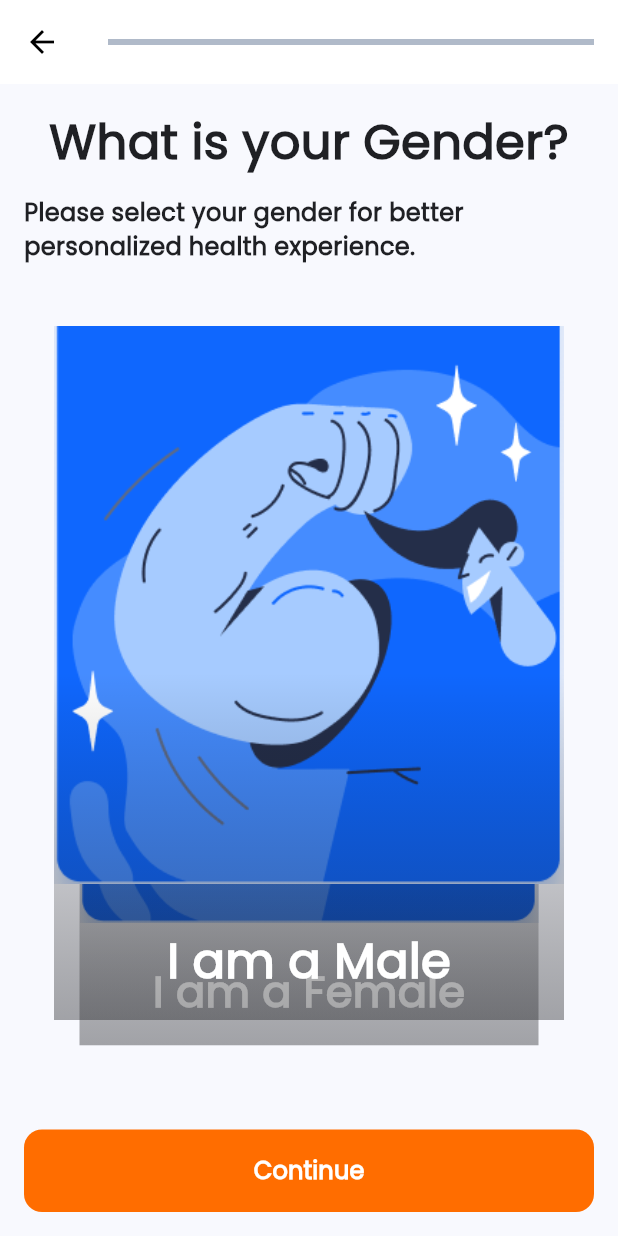
After one commit to RkrSukant/janakisoft-health-fitness-app, a Flutter app: the OnboardingScreen screen opened by its route, after a tap on "Continue", on a phone screen of 412 x 824 dp. The commit adds this screen. Run offline on Flutter 3.47's test engine with Material 3 defaults, Android fonts, the phone set to English and light mode, and no system bars; drawn by our look-alikes of flutter_card_swiper; our stand-ins replace auto_route, connectivity_plus, dio, equatable, fl_chart, floor and 9 more; accounts and stored records are empty; generated files the repository leaves out were written again.

Commit message:
Work in progress in onboarding screens

```diff
--- a/lib/features/auth/presentation/screens/login_screen.dart
+++ b/lib/features/auth/presentation/screens/login_screen.dart
@@ -145,7 +145,9 @@ class _LoginScreenState extends ConsumerState<LoginScreen> {
               context.pushRoute(const DashboardRoute());
             }),
             addHorizontalSpace(Dimens.spacing_16),
-            ssoLoginWidget(ImageConstants.icFacebook, () {}),
+            ssoLoginWidget(ImageConstants.icFacebook, () {
+              context.pushRoute(const OnboardingRoute());
+            }),
             addHorizontalSpace(Dimens.spacing_16),
             ssoLoginWidget(ImageConstants.icApple, () {}),
           ],
--- a/lib/features/landing/presentation/screens/splash_screen.dart
+++ b/lib/features/landing/presentation/screens/splash_screen.dart
@@ -84,7 +84,7 @@ class _SplashScreenState extends ConsumerState<SplashScreen> {
     bool? isFirstRun = sharedPrefManager.getIsFirstTime();
     if (isFirstRun == null || isFirstRun == true) {
       sharedPrefManager.setIsFirstTime(false);
-      context.replaceRoute(const OnboardingRoute());
+      context.replaceRoute(const LandingRoute());
     } else {
       context.replaceRoute(const LoginRoute());
     }
--- /dev/null
+++ b/lib/features/onboarding/data/model/onboarding_gender_model.dart
@@ -0,0 +1,8 @@
+class OnboardingGenderModel {
+  int genderId;
+  String genderName;
+  String genderContainerImage;
+
+  OnboardingGenderModel(
+      this.genderId, this.genderName, this.genderContainerImage);
+}
--- /dev/null
+++ b/lib/features/onboarding/presentation/screens/onboarding_screen.dart
@@ -0,0 +1,83 @@
+import 'package:auto_route/annotations.dart';
+import 'package:flutter/material.dart';
+import 'package:flutter_riverpod/flutter_riverpod.dart';
+import 'package:janakisoft_health_fitness_app/features/onboarding/presentation/widgets/onboarding_age_widget.dart';
+import 'package:janakisoft_health_fitness_app/features/onboarding/presentation/widgets/onboarding_gender_widget.dart';
+import 'package:janakisoft_health_fitness_app/features/onboarding/presentation/widgets/onboarding_goals_widget.dart';
+import 'package:janakisoft_health_fitness_app/features/onboarding/presentation/widgets/onboarding_weight_widget.dart';
+import 'package:janakisoft_health_fitness_app/shared/helpers/colors.dart';
+import 'package:janakisoft_health_fitness_app/shared/helpers/constants.dart';
+
+@RoutePage()
+class OnboardingScreen extends ConsumerStatefulWidget {
+  const OnboardingScreen({super.key});
+
+  @override
+  ConsumerState createState() => _OnboardingScreenState();
+}
+
+class _OnboardingScreenState extends ConsumerState<OnboardingScreen> {
+  List<Widget> onboardingPages = [];
+  int currentPage = 0;
+  double onboardingProgress = 0.0;
+  ValueNotifier<double> progressNotifier = ValueNotifier(0.0);
+  final PageController _pageController = PageController();
+
+  @override
+  void initState() {
+    super.initState();
+    onboardingPages = [
+      OnboardingGoalsWidget(
+        callback: (goalsList) {
+          _pageController.nextPage(
+              duration: Consts.animationDuration, curve: Curves.easeInOut);
+        },
+      ),
+      OnboardingGenderWidget(callback: (gender) {
+        _pageController.nextPage(
+            duration: Consts.animationDuration, curve: Curves.easeInOut);
+        debugPrint(gender.genderName);
+      }),
+      OnboardingAgeWidget(
+        callback: (selectedAge) {
+          _pageController.nextPage(
+              duration: Consts.animationDuration, curve: Curves.easeInOut);
+          debugPrint(selectedAge.toString());
+        },
+      ),
+      OnboardingWeightWidget(callback: (weight, unit) {
+        _pageController.nextPage(
+            duration: Consts.animationDuration, curve: Curves.easeInOut);
+        debugPrint(weight.toString());
+      },)
+    ];
+  }
+
+  @override
+  Widget build(BuildContext context) {
+    return Scaffold(
+      appBar: _appBar(context),
+      body: PageView(
+        physics: const NeverScrollableScrollPhysics(),
+        controller: _pageController,
+        children: onboardingPages,
+      ),
+    );
+  }
+
+  AppBar _appBar(BuildContext context) {
+    return AppBar(
+      title: AnimatedBuilder(
+        animation: progressNotifier,
+        builder: (context, child) {
+          return LinearProgressIndicator(
+            value: progressNotifier.value,
+            backgroundColor: AppColors.greyB0BAC9,
+            valueColor:
+                const AlwaysStoppedAnimation<Color>(AppColors.primaryColor),
+          );
+        },
+      ),
+    );
+  }
+}
--- /dev/null
+++ b/lib/features/onboarding/presentation/widgets/onboarding_age_widget.dart
@@ -0,0 +1,79 @@
+import 'package:flutter/material.dart';
+import 'package:janakisoft_health_fitness_app/shared/helpers/colors.dart';
+import 'package:janakisoft_health_fitness_app/shared/helpers/dimens.dart';
+import 'package:janakisoft_health_fitness_app/shared/helpers/strings.dart';
+import 'package:janakisoft_health_fitness_app/shared/helpers/text_styles.dart';
+import 'package:janakisoft_health_fitness_app/shared/helpers/utils.dart';
+import 'package:janakisoft_health_fitness_app/shared/widgets/rounded_filled_button.dart';
+
+class OnboardingAgeWidget extends StatefulWidget {
+  final Function(int) callback;
+
+  const OnboardingAgeWidget({super.key, required this.callback});
+
+  @override
+  State<OnboardingAgeWidget> createState() => _OnboardingAgeWidgetState();
+}
+
+class _OnboardingAgeWidgetState extends State<OnboardingAgeWidget> {
+  int _selectedAge = 18;
+  final FixedExtentScrollController _scrollController =
+      FixedExtentScrollController(initialItem: 18);
+
+  @override
+  Widget build(BuildContext context) {
+    return Padding(
+      padding: const EdgeInsets.all(Dimens.spacing_16),
+      child: Column(
+        children: [
+          const Text(
+            'What is your age?',
+            style: text1F2024s32w700,
+            textAlign: TextAlign.start,
+          ),
+          Expanded(
+            child: ListWheelScrollView(
+              controller: _scrollController,
+              perspective: 0.005,
+              diameterRatio: 2.7,
+              onSelectedItemChanged: (index) {
+                setState(() {
+                  _selectedAge = index;
+                });
+              },
+              itemExtent: Dimens.spacing_180,
+              children: List.generate(
+                100,
+                (index) => Container(
+                  height: Dimens.spacing_180,
+                  width: Dimens.spacing_180,
+                  decoration: (_selectedAge == index)
+                      ? BoxDecoration(
+                          borderRadius:
+                              BorderRadius.circular(Dimens.spacing_16),
+                          color: AppColors.primaryColor)
+                      : null,
+                  child: Center(
+                    child: Text(
+                      '$index',
+                      style: (_selectedAge == index)
+                          ? textFFFFFFs128w600
+                          : text1F2024s60w600,
+                    ),
+                  ),
+                ),
+              ),
+            ),
+          ),
+          addVerticalSpace(Dimens.spacing_48),
+          RoundedFilledButtonWidget(
+            text: Strings.continueTxt,
+            onPress: () {
+              widget.callback(_selectedAge);
+            },
+          ),
+        ],
+      ),
+    );
+  }
+}
--- /dev/null
+++ b/lib/features/onboarding/presentation/widgets/onboarding_gender_widget.dart
@@ -0,0 +1,110 @@
+import 'package:flutter/material.dart';
+import 'package:flutter_card_swiper/flutter_card_swiper.dart';
+import 'package:janakisoft_health_fitness_app/features/onboarding/data/model/onboarding_gender_model.dart';
+import 'package:janakisoft_health_fitness_app/shared/helpers/colors.dart';
+import 'package:janakisoft_health_fitness_app/shared/helpers/dimens.dart';
+import 'package:janakisoft_health_fitness_app/shared/helpers/image_constants.dart';
+import 'package:janakisoft_health_fitness_app/shared/helpers/strings.dart';
+import 'package:janakisoft_health_fitness_app/shared/helpers/text_styles.dart';
+import 'package:janakisoft_health_fitness_app/shared/helpers/utils.dart';
+import 'package:janakisoft_health_fitness_app/shared/widgets/rounded_filled_button.dart';
+import 'package:path/path.dart';
+
+class OnboardingGenderWidget extends StatefulWidget {
+  final Function(OnboardingGenderModel) callback;
+
+  const OnboardingGenderWidget({super.key, required this.callback});
+
+  @override
+  State<OnboardingGenderWidget> createState() => _OnboardingGenderWidgetState();
+}
+
+class _OnboardingGenderWidgetState extends State<OnboardingGenderWidget> {
+
+  List<OnboardingGenderModel> genderList = [
+    OnboardingGenderModel(1, "Male", ImageConstants.icGenderTest),
+    OnboardingGenderModel(1, "Female", ImageConstants.icGenderTest),
+    OnboardingGenderModel(1, "Prefer not to say", ImageConstants.icGenderTest),
+  ];
+  int selectedIndex = 0;
+
+  @override
+  Widget build(BuildContext context) {
+    return Padding(
+      padding: const EdgeInsets.all(Dimens.spacing_16),
+      child: Column(
+        children: [
+          const Text(
+            "What is your Gender?",
+            textAlign: TextAlign.start,
+            style: text1F2024s32w700,
+          ),
+          addVerticalSpace(Dimens.spacing_12),
+          const Text(
+            "Please select your gender for better personalized health experience.",
+            style: text1F2024s16w600,
+          ),
+          addVerticalSpace(Dimens.spacing_16),
+          Expanded(
+            child: CardSwiper(
+              onSwipe: (previousIndex, currentIndex, direction) {
+                selectedIndex = currentIndex ?? -1;
+                return true;
+              },
+              cardsCount: genderList.length,
+              cardBuilder: (context, index, horizontalOffsetPercentage,
+                  verticalOffsetPercentage) {
+                return Container(
+                  decoration: BoxDecoration(
+                    borderRadius: BorderRadius.circular(Dimens.spacing_16)
+                  ),
+                  child: Stack(
+                    children: [
+                      Container(
+                          decoration: BoxDecoration(
+                            borderRadius:
+                                BorderRadius.circular(Dimens.spacing_16),
+                          ),
+                          child: Image.asset(
+                            genderList[index].genderContainerImage,
+                            fit: BoxFit.fitHeight,
+                          )),
+                      Container(
+                          decoration: const BoxDecoration(
+                              gradient: LinearGradient(
+                            begin: Alignment.bottomCenter,
+                            end: Alignment.center,
+                            colors: [AppColors.black1F2024O40, Colors.transparent],
+                          )),
+                          child: Align(
+                            alignment: Alignment.bottomCenter,
+                            child: Padding(
+                              padding: const EdgeInsets.all(Dimens.spacing_16),
+                              child: Text(
+                                (genderList[index].genderName !=
+                                        "Prefer not to say")
+                                    ? "I am a ${genderList[index].genderName}"
+                                    : "I'd ${genderList[index].genderName.toLowerCase()}",
+                                style: textFFFFFFs32w600,
+                                textAlign: TextAlign.left,
+                              ),
+                            ),
+                          ))
+                    ],
+                  ),
+                );
+              },
+            ),
+          ),
+          addVerticalSpace(Dimens.spacing_48),
+          RoundedFilledButtonWidget(
+            text: Strings.continueTxt,
+            onPress: () {
+              widget.callback(genderList[selectedIndex]);
+            },
+          ),
+        ],
+      ),
+    );
+  }
+}
--- /dev/null
+++ b/lib/features/onboarding/presentation/widgets/onboarding_goals_widget.dart
@@ -0,0 +1,133 @@
+import 'package:flutter/material.dart';
+import 'package:janakisoft_health_fitness_app/features/onboarding/data/model/onboarding_goal_model.dart';
+import 'package:janakisoft_health_fitness_app/shared/helpers/colors.dart';
+import 'package:janakisoft_health_fitness_app/shared/helpers/constants.dart';
+import 'package:janakisoft_health_fitness_app/shared/helpers/dimens.dart';
+import 'package:janakisoft_health_fitness_app/shared/helpers/strings.dart';
+import 'package:janakisoft_health_fitness_app/shared/helpers/text_styles.dart';
+import 'package:janakisoft_health_fitness_app/shared/helpers/utils.dart';
+import 'package:janakisoft_health_fitness_app/shared/widgets/rounded_filled_button.dart';
+
+class OnboardingGoalsWidget extends StatefulWidget {
+  final Function(List<OnboardingGoalModel>) callback;
+
+  const OnboardingGoalsWidget({super.key, required this.callback});
+
+  @override
+  State<OnboardingGoalsWidget> createState() => _OnboardingGoalsWidgetState();
+}
+
+class _OnboardingGoalsWidgetState extends State<OnboardingGoalsWidget> {
+  var goalsList = [
+    OnboardingGoalModel(
+        goalIcon: Icons.health_and_safety,
+        goalText: 'I wanna get Healthy',
+        isSelected: false),
+    OnboardingGoalModel(
+        goalIcon: Icons.monitor_weight_rounded,
+        goalText: 'I wanna lose weight',
+        isSelected: true),
+    OnboardingGoalModel(
+        goalIcon: Icons.monitor_rounded,
+        goalText: 'I wanna monitor health metrics',
+        isSelected: false),
+    OnboardingGoalModel(
+        goalIcon: Icons.medical_information_rounded,
+        goalText: 'I wanna manage meds',
+        isSelected: false),
+    OnboardingGoalModel(
+        goalIcon: Icons.install_mobile,
+        goalText: 'Just trying out the app',
+        isSelected: false),
+  ];
+
+  @override
+  Widget build(BuildContext context) {
+    return Padding(
+      padding: const EdgeInsets.all(Dimens.spacing_16),
+      child: Column(
+        children: [
+          const Text(
+            "What are your health goals with the app?",
+            textAlign: TextAlign.start,
+            style: text1F2024s32w700,
+          ),
+          addVerticalSpace(Dimens.spacing_32),
+          Expanded(
+            child: ListView.separated(
+                padding: const EdgeInsets.only(
+                    top: Dimens.spacing_16, bottom: Dimens.spacing_32),
+                itemCount: goalsList.length,
+                separatorBuilder: (context, index) {
+                  return addVerticalSpace(Dimens.spacing_16);
+                },
+                itemBuilder: (context, index) {
+                  return healthGoalListItemWidget(goalsList[index], index);
+                }),
+          ),
+          RoundedFilledButtonWidget(
+            text: Strings.continueTxt,
+            onPress: () {
+              widget.callback(goalsList.where(
+                (element) {
+                  return element.isSelected;
+                },
+              ).toList());
+            },
+          )
+        ],
+      ),
+    );
+  }
+
+  Widget healthGoalListItemWidget(OnboardingGoalModel goal, int index) {
+    return GestureDetector(
+      onTap: () {
+        goal.isSelected = !goal.isSelected;
+        goalsList[index] = goal;
+        setState(() {});
+      },
+      child: AnimatedContainer(
+          decoration: BoxDecoration(
+            color: goal.isSelected
+                ? AppColors.primaryColor
+                : AppColors.whiteFFFFFF,
+            borderRadius: BorderRadius.circular(Dimens.spacing_16),
+          ),
+          duration: Consts.animationDuration,
+          child: Padding(
+            padding: const EdgeInsets.symmetric(
+                vertical: Dimens.spacing_12, horizontal: Dimens.spacing_16),
+            child: Row(
+              children: [
+                Icon(
+                  goal.goalIcon,
+                  color: goal.isSelected
+                      ? AppColors.whiteFFFFFF
+                      : AppColors.primaryColor,
+                  size: Dimens.spacing_24,
+                ),
+                addHorizontalSpace(Dimens.spacing_8),
+                Expanded(
+                  child: Text(
+                    goal.goalText,
+                    style:
+                        goal.isSelected ? textFFFFFFs14w500 : text1F2024s14w500,
+                  ),
+                ),
+                addHorizontalSpace(Dimens.spacing_4),
+                Checkbox(
+                  side: const BorderSide(
+                      color: AppColors.primaryColor, width: Dimens.spacing_2),
+                  splashRadius: Dimens.spacing_16,
+                  activeColor: AppColors.whiteFFFFFF,
+                  checkColor: AppColors.primaryColor,
+                  value: goal.isSelected,
+                  onChanged: (value) {},
+                )
+              ],
+            ),
+          )),
+    );
+  }
+}
--- /dev/null
+++ b/lib/features/onboarding/presentation/widgets/onboarding_weight_widget.dart
@@ -0,0 +1,156 @@
+import 'package:flutter/material.dart';
+import 'package:janakisoft_health_fitness_app/shared/helpers/colors.dart';
+import 'package:janakisoft_health_fitness_app/shared/helpers/dimens.dart';
+import 'package:janakisoft_health_fitness_app/shared/helpers/strings.dart';
+import 'package:janakisoft_health_fitness_app/shared/helpers/text_styles.dart';
+import 'package:janakisoft_health_fitness_app/shared/helpers/utils.dart';
+import 'package:janakisoft_health_fitness_app/shared/widgets/rounded_filled_button.dart';
+
+enum WeightUnit { lbs, kg }
+
+class OnboardingWeightWidget extends StatefulWidget {
+  final Function(int weight, String selectedUnit) callback;
+
+  const OnboardingWeightWidget({super.key, required this.callback});
+
+  @override
+  State<OnboardingWeightWidget> createState() => _OnboardingWeightWidgetState();
+}
+
+class _OnboardingWeightWidgetState extends State<OnboardingWeightWidget> {
+  WeightUnit _selectedUnit = WeightUnit.lbs;
+  int _selectedWeight = 150;
+
+  final FixedExtentScrollController _scrollController =
+      FixedExtentScrollController(initialItem: 150);
+
+  int _getMaxValueForUnit(WeightUnit unit) {
+    return unit == WeightUnit.kg ? 150 : 331; // 0–149 for kg, 0–330 for lbs
+  }
+
+  String get _unitLabel => _selectedUnit == WeightUnit.lbs ? 'lbs' : 'kg';
+
+  @override
+  Widget build(BuildContext context) {
+    final maxWeight = _getMaxValueForUnit(_selectedUnit);
+
+    return Scaffold(
+      body: Padding(
+        padding: const EdgeInsets.all(Dimens.spacing_16),
+        child: Column(
+          children: [
+            const Text(
+              'What is your Weight?',
+              style: text1F2024s32w700,
+              textAlign: TextAlign.start,
+            ),
+            addVerticalSpace(Dimens.spacing_8),
+            Text(
+              '$_selectedWeight $_unitLabel',
+              style: text1F2024s24w600,
+            ),
+            Expanded(
+              child: ListWheelScrollView.useDelegate(
+                controller: _scrollController,
+                itemExtent: Dimens.spacing_100,
+                perspective: 0.005,
+                diameterRatio: 2.5,
+                physics: const FixedExtentScrollPhysics(),
+                onSelectedItemChanged: (index) {
+                  setState(() {
+                    _selectedWeight = index;
+                  });
+                },
+                childDelegate: ListWheelChildBuilderDelegate(
+                  builder: (context, index) {
+                    if (index < 0 || index >= maxWeight) return null;
+
+                    final isSelected = index == _selectedWeight;
+
+                    return Container(
+                      height: Dimens.spacing_100,
+                      width: Dimens.spacing_120,
+                      decoration: BoxDecoration(
+                        color: isSelected
+                            ? AppColors.primaryColor
+                            : Colors.transparent,
+                        borderRadius: BorderRadius.circular(Dimens.spacing_16),
+                      ),
+                      child: Center(
+                        child: Text(
+                          '$index',
+                          style: isSelected
+                              ? textFFFFFFs60w600
+                              : text1F2024s40w600,
+                        ),
+                      ),
+                    );
+                  },
+                ),
+              ),
+            ),
+            addVerticalSpace(Dimens.spacing_16),
+            Row(
+              mainAxisAlignment: MainAxisAlignment.center,
+              children: [
+                ToggleButtons(
+                  isSelected: [
+                    _selectedUnit == WeightUnit.lbs,
+                    _selectedUnit == WeightUnit.kg
+                  ],
+                  onPressed: (index) {
+                    final newUnit = index == 0 ? WeightUnit.lbs : WeightUnit.kg;
+                    if (newUnit != _selectedUnit) {
+                      int newValue = _selectedUnit == WeightUnit.kg
+                          ? (_selectedWeight * 2.20462).round()
+                          : (_selectedWeight / 2.20462).round();
+                      final maxVal = _getMaxValueForUnit(newUnit);
+                      newValue = newValue.clamp(0, maxVal - 1);
+
+                      setState(() {
+                        _selectedUnit = newUnit;
+                        _selectedWeight = newValue;
+                        _scrollController.jumpToItem(newValue);
+                      });
+                    }
+                  },
+                  borderRadius: BorderRadius.circular(Dimens.spacing_16),
+                  selectedColor: Colors.white,
+                  fillColor: AppColors.primaryColor,
+                  color: AppColors.primaryColor,
+                  constraints: const BoxConstraints(
+                    minHeight: Dimens.spacing_48,
+                    minWidth: 120,
+                  ),
+                  children: const [
+                    Padding(
+                      padding: EdgeInsets.symmetric(
+                        horizontal: Dimens.spacing_16,
+                        vertical: Dimens.spacing_8,
+                      ),
+                      child: Text("lbs", style: text1F2024s14w700),
+                    ),
+                    Padding(
+                      padding: EdgeInsets.symmetric(
+                        horizontal: Dimens.spacing_16,
+                        vertical: Dimens.spacing_8,
+                      ),
+                      child: Text("kg", style: text1F2024s14w700),
+                    ),
+                  ],
+                ),
+              ],
+            ),
+            addVerticalSpace(Dimens.spacing_32),
+            RoundedFilledButtonWidget(
+              text: Strings.continueTxt,
+              onPress: () {
+                widget.callback(_selectedWeight, _unitLabel);
+              },
+            ),
+          ],
+        ),
+      ),
+    );
+  }
+}
--- a/lib/routes/app_route.dart
+++ b/lib/routes/app_route.dart
@@ -35,6 +35,10 @@ class AppRouter extends $AppRouter{
       page: ForgotPasswordRoute.page,
     ),
     AutoRoute(
+      path: Paths.landing,
+      page: LandingRoute.page,
+    ),
+    AutoRoute(
       path: Paths.onBoarding,
       page: OnboardingRoute.page,
     ),
--- a/lib/routes/router_paths.dart
+++ b/lib/routes/router_paths.dart
@@ -7,6 +7,7 @@ class Paths{
   static const String loginScreen = "/login";
   static const String registerScreen = "/register";
   static const String forgotPasswordScreen = "/forgotPassword";
+  static const String landing = "/landing";
   static const String onBoarding = "/onBoarding";
   static const String dashboard = "/dashboard";
   static const String cardioDashboard = "/cardioDashboard";
--- a/lib/shared/helpers/colors.dart
+++ b/lib/shared/helpers/colors.dart
@@ -49,6 +49,8 @@ class AppColors{
   static const green00C896 = Color.fromRGBO(0, 200, 150, 1.0);
   static const green4CE5B1 = Color.fromRGBO(76, 229, 177, 1.0);
   static const blue4DA6FF = Color.fromRGBO(77, 166, 255, 1.0);
+  static const orangeFF6D00 = Color.fromRGBO(255, 109, 0, 1.0);
+  static const orangeFD7613 = Color.fromRGBO(253, 118, 19, 1.0);
 
 
 
--- a/lib/shared/helpers/constants.dart
+++ b/lib/shared/helpers/constants.dart
@@ -1,3 +1,5 @@
 class Consts{
   static const String example = "Example";
+
+  static const Duration animationDuration = Duration(milliseconds: 300);
 }
--- a/lib/shared/helpers/dimens.dart
+++ b/lib/shared/helpers/dimens.dart
@@ -2,7 +2,12 @@ class Dimens {
   static const double spacing_216 = 216.0;
   static const double spacing_200 = 200.0;
   static const double spacing_180 = 180.0;
+  static const double spacing_160 = 160.0;
   static const double spacing_120 = 120.0;
+  static const double spacing_100 = 100.0;
+  static const double spacing_70 = 70.0;
+  static const double spacing_64 = 64.0;
+  static const double spacing_60 = 60.0;
   static const double spacing_48 = 48.0;
   static const double spacing_40 = 40.0;
   static const double spacing_36 = 36.0;
@@ -20,6 +25,8 @@ class Dimens {
   static const double spacing_0 = 0.0;
   static const double spacing_0_5 = 0.5;
 
+  static const double textSize_128 = 128.0;
+  static const double textSize_60 = 60.0;
   static const double textSize_40 = 40.0;
   static const double textSize_48 = 48.0;
   static const double textSize_32 = 32.0;
--- a/lib/shared/helpers/image_constants.dart
+++ b/lib/shared/helpers/image_constants.dart
@@ -14,4 +14,6 @@ class ImageConstants{
   static const icHeartHappy = "assets/drawable/ic_heart_happy.png";
   static const icHeartMeditate = "assets/drawable/ic_heart_meditate.png";
   static const icHeartSad = "assets/drawable/ic_heart_sad.png";
+
+  static const icGenderTest = "assets/drawable/ic_gender_test.png";
 }
--- a/pubspec.yaml
+++ b/pubspec.yaml
@@ -63,6 +63,7 @@ dependencies:
   share_plus: ^7.0.2
   pdf: ^3.10.4
   path_provider: ^2.1.2
+  flutter_card_swiper: ^7.0.2
 
 
 #  location: ^7.0.1
```
Also changed, not shown: lib/features/landing/presentation/screens/landing_screen.dart (renamed from lib/features/landing/presentation/screens/onboarding_screen.dart, +4 -4 lines), lib/features/onboarding/data/model/onboarding_goal_model.dart (added, +12 -0 lines), lib/shared/helpers/text_styles.dart (+36 -0 lines), assets/drawable/ic_gender_test.png (added), lib/routes/app_route.gr.dart, pubspec.lock, 1 other file.
